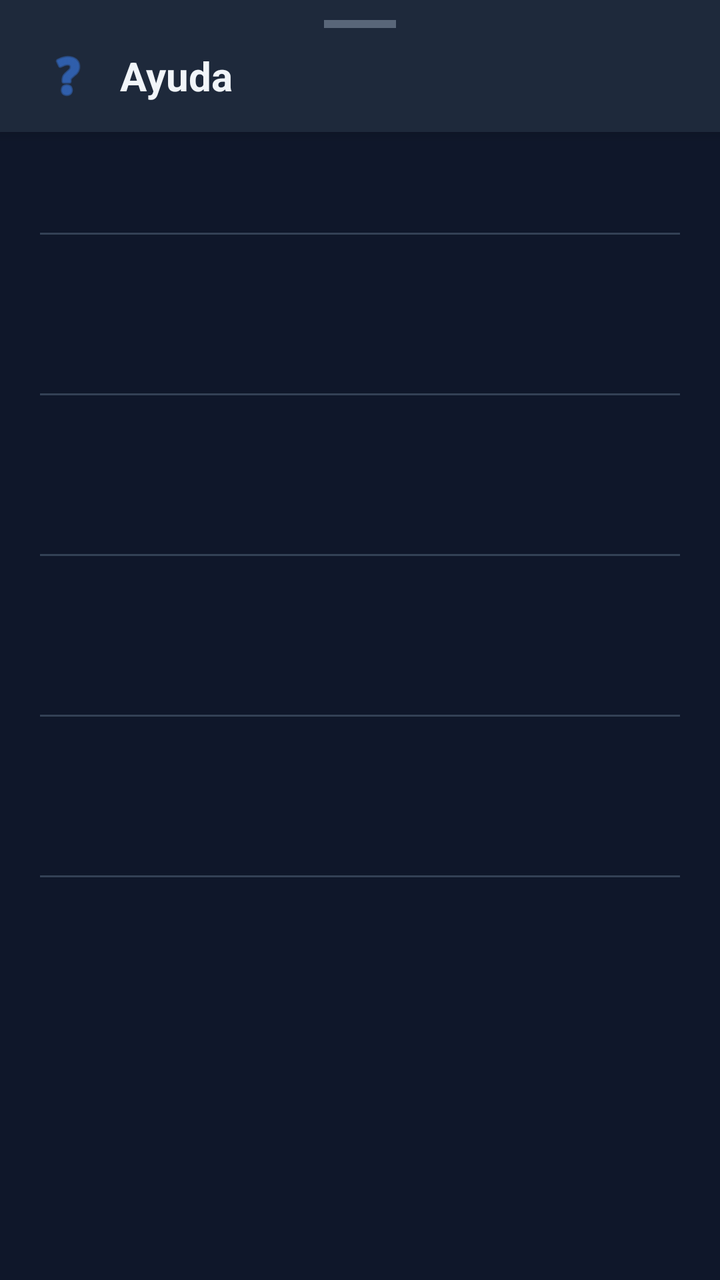
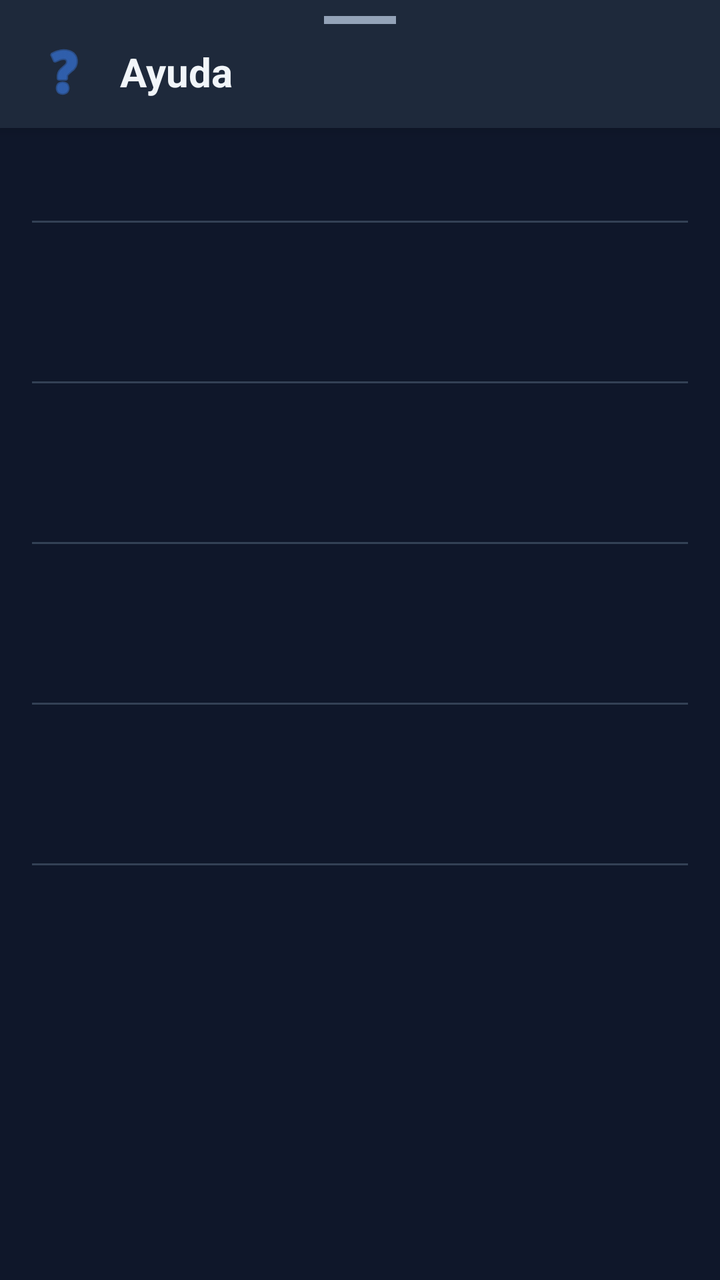

An Android layout rendered at two revisions. The XML below is the earlier revision; the diff shows what the commit changed to produce the second picture.
<!-- AndroidManifest.xml: application theme Theme.Localiza2 -->
<!-- res/layout/bottom_sheet_help.xml -->
<?xml version="1.0" encoding="utf-8"?>
<LinearLayout xmlns:android="http://schemas.android.com/apk/res/android"
    xmlns:app="http://schemas.android.com/apk/res-auto"
    android:layout_width="match_parent"
    android:layout_height="wrap_content"
    android:orientation="vertical">

    
    <LinearLayout
        android:layout_width="match_parent"
        android:layout_height="wrap_content"
        android:orientation="vertical"
        android:background="?attr/colorSurface"
        android:elevation="4dp">

        <View
            android:layout_width="36dp"
            android:layout_height="4dp"
            android:layout_gravity="center_horizontal"
            android:layout_marginTop="10dp"
            android:layout_marginBottom="10dp"
            android:background="#80888888"
            android:backgroundTint="?attr/colorOnSurfaceVariant" />

        <LinearLayout
            android:layout_width="match_parent"
            android:layout_height="wrap_content"
            android:orientation="horizontal"
            android:gravity="center_vertical"
            android:paddingStart="20dp"
            android:paddingEnd="20dp"
            android:paddingBottom="14dp">

            <ImageView
                android:layout_width="28dp"
                android:layout_height="28dp"
                android:src="@android:drawable/ic_menu_help"
                android:layout_marginEnd="12dp"
                app:tint="?attr/colorPrimary" />

            <TextView
                android:layout_width="wrap_content"
                android:layout_height="wrap_content"
                android:text="Ayuda"
                android:textSize="20sp"
                android:textStyle="bold"
                android:textColor="?attr/colorOnSurface" />

        </LinearLayout>

    </LinearLayout>

    
    <ScrollView
        android:layout_width="match_parent"
        android:layout_height="match_parent">

        <LinearLayout
            android:layout_width="match_parent"
            android:layout_height="wrap_content"
            android:orientation="vertical"
            android:padding="20dp"
            android:paddingBottom="40dp">

            
            <include layout="@layout/help_section"
                android:id="@+id/sectionQuees" />

            
            <include layout="@layout/help_section"
                android:id="@+id/sectionInfo" />

            
            <include layout="@layout/help_section"
                android:id="@+id/sectionPair" />

            
            <include layout="@layout/help_section"
                android:id="@+id/sectionWeb" />

            
            <include layout="@layout/help_section"
                android:id="@+id/sectionPrivacy" />

            
            <TextView
                android:id="@+id/tvVersion"
                android:layout_width="match_parent"
                android:layout_height="wrap_content"
                android:layout_marginTop="8dp"
                android:textSize="12sp"
                android:textColor="?attr/colorOnSurfaceVariant"
                android:gravity="center" />

        </LinearLayout>
    </ScrollView>

</LinearLayout>
<!-- res/layout/help_section.xml (included above) -->
<?xml version="1.0" encoding="utf-8"?>
<LinearLayout xmlns:android="http://schemas.android.com/apk/res/android"
    android:layout_width="match_parent"
    android:layout_height="wrap_content"
    android:orientation="vertical"
    android:layout_marginBottom="20dp">

    
    <TextView
        android:id="@+id/tvSectionTitle"
        android:layout_width="match_parent"
        android:layout_height="wrap_content"
        android:textSize="15sp"
        android:textStyle="bold"
        android:textColor="?attr/colorPrimary"
        android:paddingBottom="6dp"
        android:layout_marginBottom="4dp" />

    
    <View
        android:layout_width="match_parent"
        android:layout_height="1dp"
        android:background="?attr/colorOutlineVariant"
        android:layout_marginBottom="10dp" />

    
    <TextView
        android:id="@+id/tvSectionBody"
        android:layout_width="match_parent"
        android:layout_height="wrap_content"
        android:textSize="14sp"
        android:lineSpacingMultiplier="1.4"
        android:textColor="?attr/colorOnSurfaceVariant" />

</LinearLayout>
<!-- resources referenced by this layout -->
<resources>
  <style name="Theme.Localiza2" parent="Theme.Material3.DayNight.NoActionBar">
          
          <item name="colorPrimary">@color/accent_primary</item>
          <item name="colorOnPrimary">@color/white</item>
          <item name="colorPrimaryContainer">@color/bg_surface_2</item>
          <item name="colorOnPrimaryContainer">@color/accent_light</item>
  
          
          <item name="colorSecondary">@color/accent_primary</item>
          <item name="colorOnSecondary">@color/white</item>
          <item name="colorSecondaryContainer">@color/bg_surface_2</item>
          <item name="colorOnSecondaryContainer">@color/accent_light</item>
  
          
          <item name="colorError">@color/danger</item>
          <item name="colorOnError">@color/white</item>
          <item name="colorErrorContainer">@color/bg_surface_2</item>
          <item name="colorOnErrorContainer">@color/danger</item>
  
          
          <item name="colorSurface">@color/bg_surface</item>
          <item name="colorOnSurface">@color/text_primary</item>
          <item name="colorSurfaceVariant">@color/bg_surface_2</item>
          <item name="colorOnSurfaceVariant">@color/text_muted</item>
          <item name="android:colorBackground">@color/bg_primary</item>
          <item name="colorOnBackground">@color/text_primary</item>
  
          
          <item name="colorOutline">@color/bg_surface_3</item>
          <item name="colorOutlineVariant">@color/bg_surface_2</item>
          <item name="colorSurfaceContainerLow">@color/bg_surface</item>
          <item name="colorSurfaceContainer">@color/bg_surface_2</item>
          <item name="colorSurfaceContainerHigh">@color/bg_surface_3</item>
  
          
          <item name="android:textColorPrimary">@color/text_primary</item>
          <item name="android:textColorSecondary">@color/text_muted</item>
          <item name="android:textColorHint">@color/text_hint</item>
      </style>
  <color name="accent_primary">#3b82f6</color>
  <color name="white">#FFFFFFFF</color>
  <color name="bg_surface_2">#334155</color>
  <color name="accent_light">#60a5fa</color>
  <color name="danger">#ef4444</color>
  <color name="bg_surface">#1e293b</color>
  <color name="text_primary">#f1f5f9</color>
  <color name="text_muted">#94a3b8</color>
  <color name="bg_primary">#0f172a</color>
  <color name="bg_surface_3">#475569</color>
  <color name="text_hint">#64748b</color>
</resources>

<!-- the commit's change to res/layout/bottom_sheet_help.xml (unified diff, before → after) -->
@@ -11,15 +11,15 @@
         android:layout_height="wrap_content"
         android:orientation="vertical"
         android:background="?attr/colorSurface"
-        android:elevation="4dp">
+        android:elevation="@dimen/elevation_md">
 
         <View
             android:layout_width="36dp"
             android:layout_height="4dp"
             android:layout_gravity="center_horizontal"
-            android:layout_marginTop="10dp"
-            android:layout_marginBottom="10dp"
-            android:background="#80888888"
+            android:layout_marginTop="@dimen/spacing_sm"
+            android:layout_marginBottom="@dimen/spacing_sm"
+            android:background="@color/bg_surface_3"
             android:backgroundTint="?attr/colorOnSurfaceVariant" />
 
         <LinearLayout
@@ -27,15 +27,14 @@
             android:layout_height="wrap_content"
             android:orientation="horizontal"
             android:gravity="center_vertical"
-            android:paddingStart="20dp"
-            android:paddingEnd="20dp"
-            android:paddingBottom="14dp">
+            android:paddingHorizontal="@dimen/spacing_lg"
+            android:paddingBottom="@dimen/spacing_md">
 
             <ImageView
-                android:layout_width="28dp"
-                android:layout_height="28dp"
+                android:layout_width="@dimen/icon_size_xl"
+                android:layout_height="@dimen/icon_size_xl"
                 android:src="@android:drawable/ic_menu_help"
-                android:layout_marginEnd="12dp"
+                android:layout_marginEnd="@dimen/spacing_md"
                 app:tint="?attr/colorPrimary" />
 
             <TextView
@@ -59,36 +58,21 @@
             android:layout_width="match_parent"
             android:layout_height="wrap_content"
             android:orientation="vertical"
-            android:padding="20dp"
-            android:paddingBottom="40dp">
+            android:padding="@dimen/spacing_lg"
+            android:paddingBottom="@dimen/spacing_2xl">
 
-            
-            <include layout="@layout/help_section"
-                android:id="@+id/sectionQuees" />
+            <include layout="@layout/help_section" android:id="@+id/sectionQuees" />
+            <include layout="@layout/help_section" android:id="@+id/sectionInfo" />
+            <include layout="@layout/help_section" android:id="@+id/sectionPair" />
+            <include layout="@layout/help_section" android:id="@+id/sectionWeb" />
+            <include layout="@layout/help_section" android:id="@+id/sectionPrivacy" />
 
-            
-            <include layout="@layout/help_section"
-                android:id="@+id/sectionInfo" />
-
-            
-            <include layout="@layout/help_section"
-                android:id="@+id/sectionPair" />
-
-            
-            <include layout="@layout/help_section"
-                android:id="@+id/sectionWeb" />
-
-            
-            <include layout="@layout/help_section"
-                android:id="@+id/sectionPrivacy" />
-
-            
             <TextView
                 android:id="@+id/tvVersion"
                 android:layout_width="match_parent"
                 android:layout_height="wrap_content"
-                android:layout_marginTop="8dp"
-                android:textSize="12sp"
+                android:layout_marginTop="@dimen/spacing_sm"
+                android:textSize="@dimen/text_size_sm"
                 android:textColor="?attr/colorOnSurfaceVariant"
                 android:gravity="center" />
 
<!-- resource entries referenced after the edit -->
@@ -49,6 +49,13 @@
   <color name="text_muted">#94a3b8</color>
   <color name="bg_primary">#0f172a</color>
   <color name="bg_surface_3">#475569</color>
+  <dimen name="elevation_md">4dp</dimen>
+  <dimen name="icon_size_xl">32dp</dimen>
+  <dimen name="spacing_2xl">32dp</dimen>
+  <dimen name="spacing_lg">16dp</dimen>
+  <dimen name="spacing_md">12dp</dimen>
+  <dimen name="spacing_sm">8dp</dimen>
+  <dimen name="text_size_sm">12sp</dimen>
   <color name="text_hint">#64748b</color>
 </resources>
 
